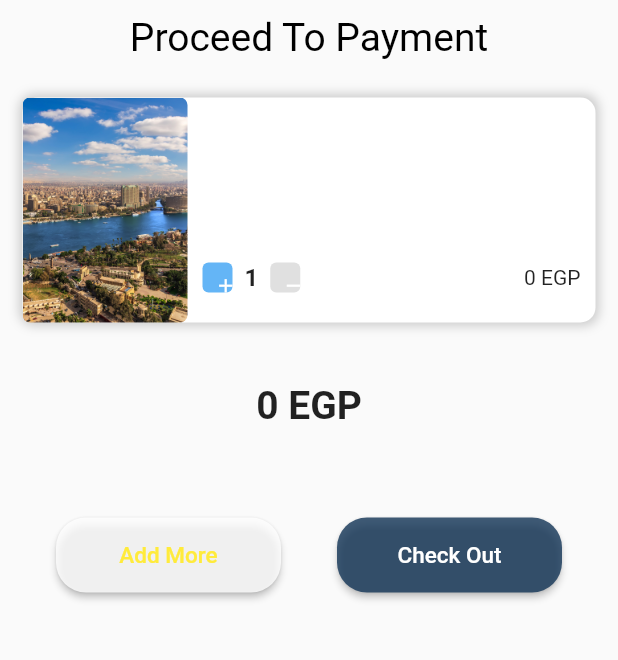
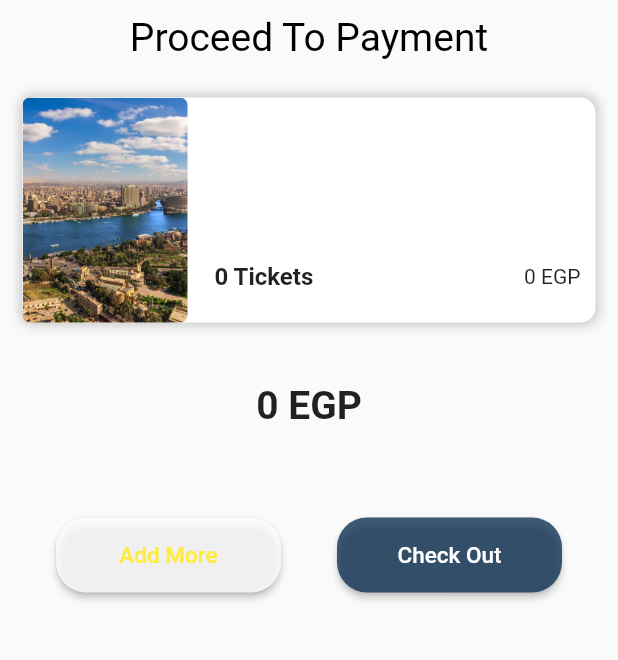
Before and after one commit to khaleddsaadd/Nile-Tubing-Mobile-App, a Flutter app: the CheckOut screen opened directly with empty values, on a phone screen of 412 x 824 dp, the part 150-810 px from its top. Run offline on Flutter 3.47's test engine with Material 2 defaults, Android fonts, the phone set to English and light mode, and no system bars; our stand-ins replace cloud_firestore, firebase_auth, firebase_core; accounts and stored records are empty; Roboto replaces fonts that are missing (Cairo).

Commit message:
checkout updated

```diff
--- a/nile_tubing_app/lib/screens/checkOut.dart
+++ b/nile_tubing_app/lib/screens/checkOut.dart
@@ -131,45 +131,16 @@ class CheckOut extends StatelessWidget {
                                   padding: const EdgeInsets.only(left: 10),
                                   child: Container(
                                       child: Row(children: [
-//Add Icon
-                                    Container(
-                                      width: 20,
-                                      height: 20,
-                                      decoration: BoxDecoration(
-                                        borderRadius:
-                                            BorderRadius.circular(4.0),
-                                        color: Colors.blue[300],
-                                      ),
-                                      child: IconButton(
-                                        icon: const Icon(Icons.add, size: 15),
-                                        color: Colors.white,
-                                        onPressed: () {},
-                                      ),
-                                    ),
+
 //Counter
                                     Padding(
                                         padding: const EdgeInsets.symmetric(
                                             horizontal: 8.0),
-                                        child: Text("1",
+                                        child: Text(counter.toString()+" Tickets",
                                             style: TextStyle(
                                                 fontSize: 16.0,
                                                 fontWeight: FontWeight.bold))),
-//Remove Icon
-                                    Container(
-                                      width: 20,
-                                      height: 20,
-                                      decoration: BoxDecoration(
-                                        borderRadius:
-                                            BorderRadius.circular(4.0),
-                                        color: Colors.grey[300],
-                                      ),
-                                      child: IconButton(
-                                        icon:
-                                            const Icon(Icons.remove, size: 15),
-                                        color: Colors.white,
-                                        onPressed: () {},
-                                      ),
-                                    )
+
                                   ]))),
                               Padding(
                                   padding: const EdgeInsets.only(right: 10),
```
